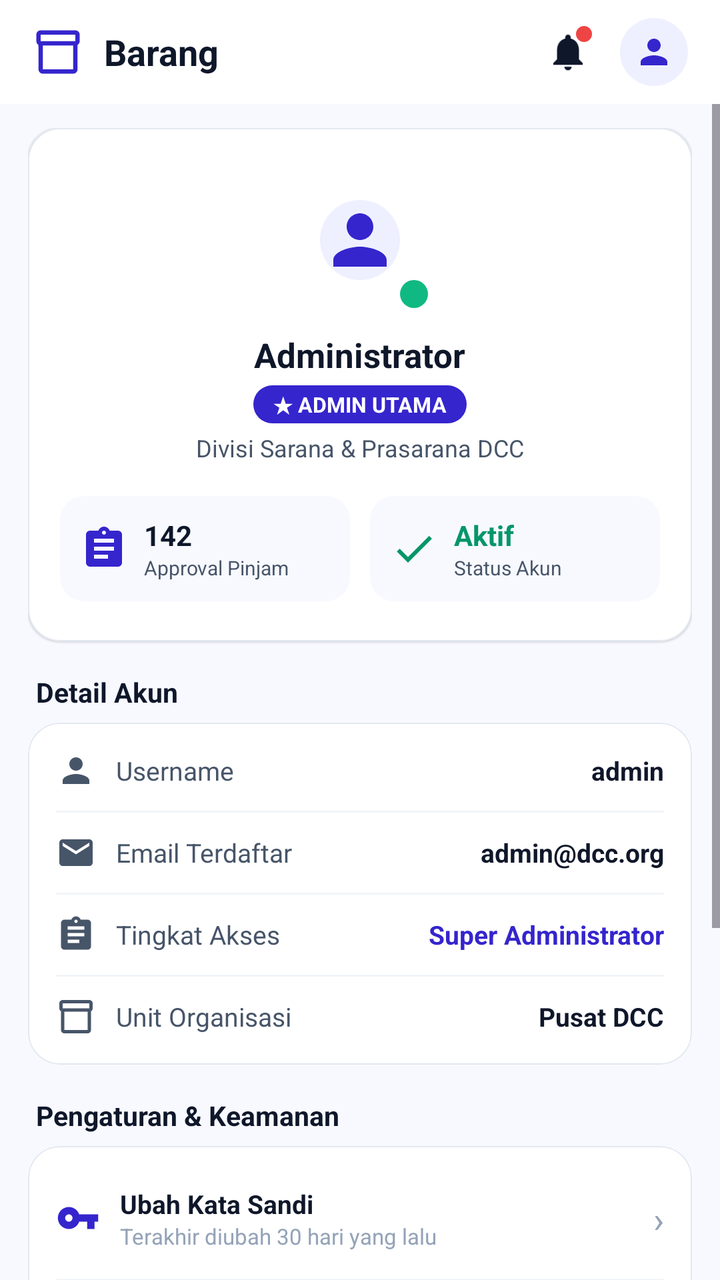
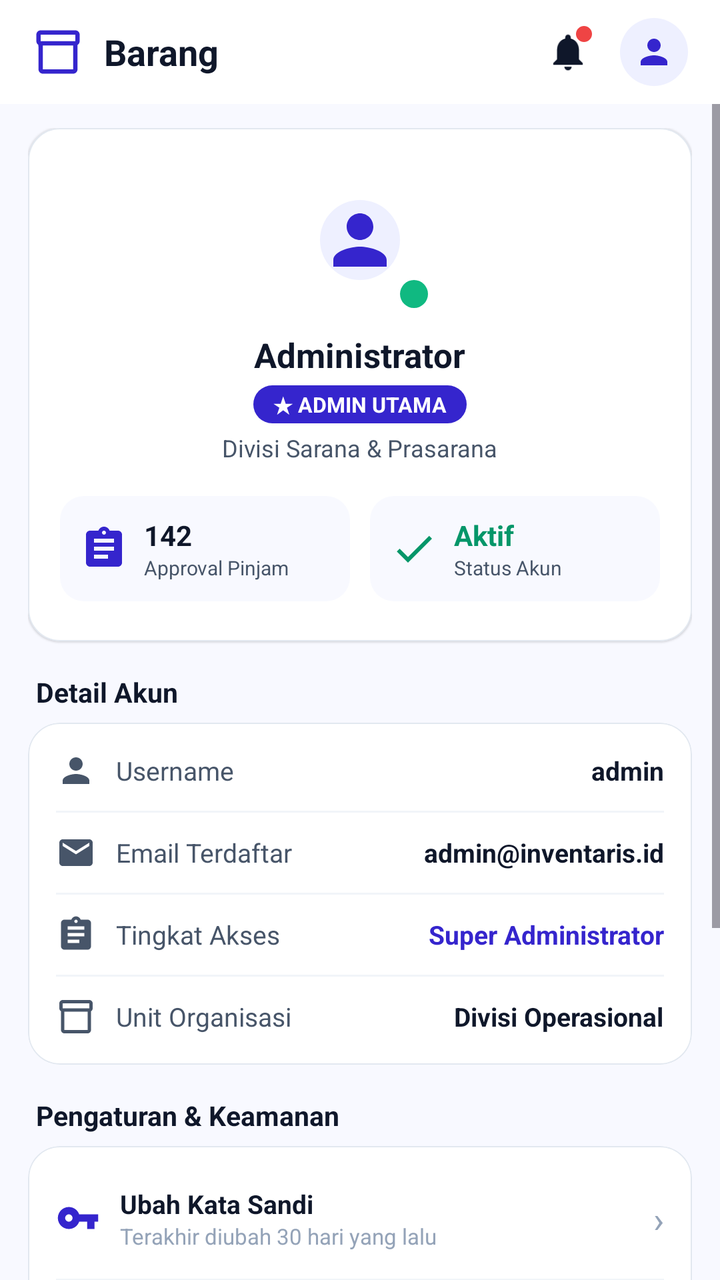

An Android layout rendered at two revisions. The XML below is the earlier revision; the diff shows what the commit changed to produce the second picture.
<!-- AndroidManifest.xml: application theme Theme.InventarisBarang -->
<!-- res/layout/fragment_profil.xml -->
<?xml version="1.0" encoding="utf-8"?>
<LinearLayout xmlns:android="http://schemas.android.com/apk/res/android"
    xmlns:app="http://schemas.android.com/apk/res-auto"
    android:layout_width="match_parent"
    android:layout_height="match_parent"
    android:background="@color/background"
    android:orientation="vertical">

    
    <include
        android:id="@+id/topBar"
        layout="@layout/layout_top_bar" />

    <ScrollView
        android:layout_width="match_parent"
        android:layout_height="match_parent"
        android:fillViewport="true"
        android:overScrollMode="never">

        <LinearLayout
            android:layout_width="match_parent"
            android:layout_height="wrap_content"
            android:orientation="vertical"
            android:paddingStart="14dp"
            android:paddingTop="12dp"
            android:paddingEnd="14dp"
            android:paddingBottom="90dp">

            
            <com.google.android.material.card.MaterialCardView
                android:layout_width="match_parent"
                android:layout_height="wrap_content"
                app:cardBackgroundColor="@color/surface"
                app:cardCornerRadius="16dp"
                app:cardElevation="0.5dp"
                app:strokeColor="@color/border"
                app:strokeWidth="0.8dp">

                <LinearLayout
                    android:layout_width="match_parent"
                    android:layout_height="wrap_content"
                    android:gravity="center"
                    android:orientation="vertical"
                    android:paddingTop="20dp"
                    android:paddingBottom="20dp"
                    android:paddingStart="16dp"
                    android:paddingEnd="16dp">

                    
                    <FrameLayout
                        android:layout_width="72dp"
                        android:layout_height="72dp">

                        <com.google.android.material.imageview.ShapeableImageView
                            android:id="@+id/ivAvatar"
                            android:layout_width="72dp"
                            android:layout_height="72dp"
                            android:background="@drawable/circle_icon_bg"
                            android:backgroundTint="@color/primary_light"
                            android:contentDescription="Avatar"
                            android:padding="16dp"
                            android:src="@drawable/ic_person"
                            app:shapeAppearanceOverlay="@style/ShapeAppearance.Material3.Corner.Full"
                            app:tint="@color/primary" />

                        
                        <View
                            android:layout_width="14dp"
                            android:layout_height="14dp"
                            android:layout_gravity="bottom|end"
                            android:layout_marginEnd="2dp"
                            android:layout_marginBottom="2dp"
                            android:background="@drawable/circle_icon_bg"
                            android:backgroundTint="#10B981" />
                    </FrameLayout>

                    <TextView
                        android:id="@+id/tvNama"
                        android:layout_width="wrap_content"
                        android:layout_height="wrap_content"
                        android:layout_marginTop="10dp"
                        android:text="Administrator"
                        android:textColor="@color/text_primary"
                        android:textSize="17sp"
                        android:textStyle="bold" />

                    <TextView
                        android:id="@+id/tvRoleBadge"
                        android:layout_width="wrap_content"
                        android:layout_height="wrap_content"
                        android:layout_marginTop="4dp"
                        android:background="@drawable/badge_background"
                        android:backgroundTint="@color/primary"
                        android:paddingStart="10dp"
                        android:paddingTop="2dp"
                        android:paddingEnd="10dp"
                        android:paddingBottom="2dp"
                        android:text="★ ADMIN UTAMA"
                        android:textColor="@color/white"
                        android:textSize="10.5sp"
                        android:textStyle="bold" />

                    <TextView
                        android:id="@+id/tvDivisiHeader"
                        android:layout_width="wrap_content"
                        android:layout_height="wrap_content"
                        android:layout_marginTop="4dp"
                        android:text="Divisi Sarana &amp; Prasarana DCC"
                        android:textColor="@color/text_secondary"
                        android:textSize="12sp" />

                    
                    <LinearLayout
                        android:layout_width="match_parent"
                        android:layout_height="wrap_content"
                        android:layout_marginTop="16dp"
                        android:orientation="horizontal">

                        
                        <LinearLayout
                            android:layout_width="0dp"
                            android:layout_height="wrap_content"
                            android:layout_marginEnd="5dp"
                            android:layout_weight="1"
                            android:background="@drawable/badge_background"
                            android:backgroundTint="@color/background"
                            android:gravity="center_vertical"
                            android:orientation="horizontal"
                            android:padding="10dp">

                            <ImageView
                                android:layout_width="24dp"
                                android:layout_height="24dp"
                                android:src="@drawable/ic_assignment"
                                app:tint="@color/primary" />

                            <LinearLayout
                                android:layout_width="wrap_content"
                                android:layout_height="wrap_content"
                                android:layout_marginStart="8dp"
                                android:orientation="vertical">

                                <TextView
                                    android:id="@+id/tvTotalApproval"
                                    android:layout_width="wrap_content"
                                    android:layout_height="wrap_content"
                                    android:text="142"
                                    android:textColor="@color/text_primary"
                                    android:textSize="14sp"
                                    android:textStyle="bold" />

                                <TextView
                                    android:layout_width="wrap_content"
                                    android:layout_height="wrap_content"
                                    android:text="Approval Pinjam"
                                    android:textColor="@color/text_secondary"
                                    android:textSize="10sp" />
                            </LinearLayout>
                        </LinearLayout>

                        
                        <LinearLayout
                            android:layout_width="0dp"
                            android:layout_height="wrap_content"
                            android:layout_marginStart="5dp"
                            android:layout_weight="1"
                            android:background="@drawable/badge_background"
                            android:backgroundTint="@color/background"
                            android:gravity="center_vertical"
                            android:orientation="horizontal"
                            android:padding="10dp">

                            <ImageView
                                android:layout_width="24dp"
                                android:layout_height="24dp"
                                android:src="@drawable/ic_check"
                                app:tint="#059669" />

                            <LinearLayout
                                android:layout_width="wrap_content"
                                android:layout_height="wrap_content"
                                android:layout_marginStart="8dp"
                                android:orientation="vertical">

                                <TextView
                                    android:layout_width="wrap_content"
                                    android:layout_height="wrap_content"
                                    android:text="Aktif"
                                    android:textColor="#059669"
                                    android:textSize="14sp"
                                    android:textStyle="bold" />

                                <TextView
                                    android:layout_width="wrap_content"
                                    android:layout_height="wrap_content"
                                    android:text="Status Akun"
                                    android:textColor="@color/text_secondary"
                                    android:textSize="10sp" />
                            </LinearLayout>
                        </LinearLayout>
                    </LinearLayout>

                </LinearLayout>
            </com.google.android.material.card.MaterialCardView>

            
            <TextView
                android:layout_width="wrap_content"
                android:layout_height="wrap_content"
                android:layout_marginStart="4dp"
                android:layout_marginTop="16dp"
                android:layout_marginBottom="6dp"
                android:text="Detail Akun"
                android:textColor="@color/text_primary"
                android:textSize="13.5sp"
                android:textStyle="bold" />

            <com.google.android.material.card.MaterialCardView
                android:layout_width="match_parent"
                android:layout_height="wrap_content"
                app:cardBackgroundColor="@color/surface"
                app:cardCornerRadius="16dp"
                app:cardElevation="0.5dp"
                app:strokeColor="@color/border"
                app:strokeWidth="0.8dp">

                <LinearLayout
                    android:layout_width="match_parent"
                    android:layout_height="wrap_content"
                    android:orientation="vertical"
                    android:padding="14dp">

                    
                    <LinearLayout
                        android:layout_width="match_parent"
                        android:layout_height="wrap_content"
                        android:gravity="center_vertical"
                        android:orientation="horizontal">

                        <ImageView
                            android:layout_width="20dp"
                            android:layout_height="20dp"
                            android:src="@drawable/ic_person"
                            app:tint="@color/text_secondary" />

                        <TextView
                            android:layout_width="0dp"
                            android:layout_height="wrap_content"
                            android:layout_marginStart="10dp"
                            android:layout_weight="1"
                            android:text="Username"
                            android:textColor="@color/text_secondary"
                            android:textSize="13sp" />

                        <TextView
                            android:id="@+id/tvUsername"
                            android:layout_width="wrap_content"
                            android:layout_height="wrap_content"
                            android:text="admin"
                            android:textColor="@color/text_primary"
                            android:textSize="13sp"
                            android:textStyle="bold" />
                    </LinearLayout>

                    <View
                        android:layout_width="match_parent"
                        android:layout_height="1dp"
                        android:layout_marginTop="10dp"
                        android:layout_marginBottom="10dp"
                        android:background="#F1F5F9" />

                    
                    <LinearLayout
                        android:layout_width="match_parent"
                        android:layout_height="wrap_content"
                        android:gravity="center_vertical"
                        android:orientation="horizontal">

                        <ImageView
                            android:layout_width="20dp"
                            android:layout_height="20dp"
                            android:src="@drawable/ic_mail"
                            app:tint="@color/text_secondary" />

                        <TextView
                            android:layout_width="0dp"
                            android:layout_height="wrap_content"
                            android:layout_marginStart="10dp"
                            android:layout_weight="1"
                            android:text="Email Terdaftar"
                            android:textColor="@color/text_secondary"
                            android:textSize="13sp" />

                        <TextView
                            android:id="@+id/tvEmail"
                            android:layout_width="wrap_content"
                            android:layout_height="wrap_content"
                            android:text="admin@dcc.org"
                            android:textColor="@color/text_primary"
                            android:textSize="13sp"
                            android:textStyle="bold" />
                    </LinearLayout>

                    <View
                        android:layout_width="match_parent"
                        android:layout_height="1dp"
                        android:layout_marginTop="10dp"
                        android:layout_marginBottom="10dp"
                        android:background="#F1F5F9" />

                    
                    <LinearLayout
                        android:layout_width="match_parent"
                        android:layout_height="wrap_content"
                        android:gravity="center_vertical"
                        android:orientation="horizontal">

                        <ImageView
                            android:layout_width="20dp"
                            android:layout_height="20dp"
                            android:src="@drawable/ic_assignment"
                            app:tint="@color/text_secondary" />

                        <TextView
                            android:layout_width="0dp"
                            android:layout_height="wrap_content"
                            android:layout_marginStart="10dp"
                            android:layout_weight="1"
                            android:text="Tingkat Akses"
                            android:textColor="@color/text_secondary"
                            android:textSize="13sp" />

                        <TextView
                            android:id="@+id/tvRole"
                            android:layout_width="wrap_content"
                            android:layout_height="wrap_content"
                            android:text="Super Administrator"
                            android:textColor="@color/primary"
                            android:textSize="13sp"
                            android:textStyle="bold" />
                    </LinearLayout>

                    <View
                        android:layout_width="match_parent"
                        android:layout_height="1dp"
                        android:layout_marginTop="10dp"
                        android:layout_marginBottom="10dp"
                        android:background="#F1F5F9" />

                    
                    <LinearLayout
                        android:layout_width="match_parent"
                        android:layout_height="wrap_content"
                        android:gravity="center_vertical"
                        android:orientation="horizontal">

                        <ImageView
                            android:layout_width="20dp"
                            android:layout_height="20dp"
                            android:src="@drawable/ic_inventory"
                            app:tint="@color/text_secondary" />

                        <TextView
                            android:layout_width="0dp"
                            android:layout_height="wrap_content"
                            android:layout_marginStart="10dp"
                            android:layout_weight="1"
                            android:text="Unit Organisasi"
                            android:textColor="@color/text_secondary"
                            android:textSize="13sp" />

                        <TextView
                            android:id="@+id/tvDivisiDetail"
                            android:layout_width="wrap_content"
                            android:layout_height="wrap_content"
                            android:text="Pusat DCC"
                            android:textColor="@color/text_primary"
                            android:textSize="13sp"
                            android:textStyle="bold" />
                    </LinearLayout>
                </LinearLayout>
            </com.google.android.material.card.MaterialCardView>

            
            <TextView
                android:layout_width="wrap_content"
                android:layout_height="wrap_content"
                android:layout_marginStart="4dp"
                android:layout_marginTop="16dp"
                android:layout_marginBottom="6dp"
                android:text="Pengaturan &amp; Keamanan"
                android:textColor="@color/text_primary"
                android:textSize="13.5sp"
                android:textStyle="bold" />

            <com.google.android.material.card.MaterialCardView
                android:layout_width="match_parent"
                android:layout_height="wrap_content"
                app:cardBackgroundColor="@color/surface"
                app:cardCornerRadius="16dp"
                app:cardElevation="0.5dp"
                app:strokeColor="@color/border"
                app:strokeWidth="0.8dp">

                <LinearLayout
                    android:layout_width="match_parent"
                    android:layout_height="wrap_content"
                    android:orientation="vertical"
                    android:padding="14dp">

                    
                    <LinearLayout
                        android:id="@+id/btnMenuUbahPassword"
                        android:layout_width="match_parent"
                        android:layout_height="wrap_content"
                        android:background="?android:attr/selectableItemBackground"
                        android:clickable="true"
                        android:focusable="true"
                        android:gravity="center_vertical"
                        android:orientation="horizontal"
                        android:paddingTop="6dp"
                        android:paddingBottom="6dp">

                        <ImageView
                            android:layout_width="22dp"
                            android:layout_height="22dp"
                            android:src="@drawable/ic_key"
                            app:tint="@color/primary" />

                        <LinearLayout
                            android:layout_width="0dp"
                            android:layout_height="wrap_content"
                            android:layout_marginStart="10dp"
                            android:layout_weight="1"
                            android:orientation="vertical">

                            <TextView
                                android:layout_width="wrap_content"
                                android:layout_height="wrap_content"
                                android:text="Ubah Kata Sandi"
                                android:textColor="@color/text_primary"
                                android:textSize="13sp"
                                android:textStyle="bold" />

                            <TextView
                                android:layout_width="wrap_content"
                                android:layout_height="wrap_content"
                                android:text="Terakhir diubah 30 hari yang lalu"
                                android:textColor="@color/text_muted"
                                android:textSize="11sp" />
                        </LinearLayout>

                        <TextView
                            android:layout_width="wrap_content"
                            android:layout_height="wrap_content"
                            android:text="›"
                            android:textColor="@color/text_muted"
                            android:textSize="18sp" />
                    </LinearLayout>

                    <View
                        android:layout_width="match_parent"
                        android:layout_height="1dp"
                        android:layout_marginTop="8dp"
                        android:layout_marginBottom="8dp"
                        android:background="#F1F5F9" />

                    
                    <LinearLayout
                        android:id="@+id/btnMenuNotifikasi"
                        android:layout_width="match_parent"
                        android:layout_height="wrap_content"
                        android:background="?android:attr/selectableItemBackground"
                        android:clickable="true"
                        android:focusable="true"
                        android:gravity="center_vertical"
                        android:orientation="horizontal"
                        android:paddingTop="6dp"
                        android:paddingBottom="6dp">

                        <ImageView
                            android:layout_width="22dp"
                            android:layout_height="22dp"
                            android:src="@drawable/ic_notifications"
                            app:tint="@color/primary" />

                        <LinearLayout
                            android:layout_width="0dp"
                            android:layout_height="wrap_content"
                            android:layout_marginStart="10dp"
                            android:layout_weight="1"
                            android:orientation="vertical">

                            <TextView
                                android:layout_width="wrap_content"
                                android:layout_height="wrap_content"
                                android:text="Notifikasi Sistem"
                                android:textColor="@color/text_primary"
                                android:textSize="13sp"
                                android:textStyle="bold" />

                            <TextView
                                android:layout_width="wrap_content"
                                android:layout_height="wrap_content"
                                android:text="Pengingat pengembalian barang"
                                android:textColor="@color/text_muted"
                                android:textSize="11sp" />
                        </LinearLayout>

                        <TextView
                            android:layout_width="wrap_content"
                            android:layout_height="wrap_content"
                            android:text="›"
                            android:textColor="@color/text_muted"
                            android:textSize="18sp" />
                    </LinearLayout>
                </LinearLayout>
            </com.google.android.material.card.MaterialCardView>

            
            <com.google.android.material.button.MaterialButton
                android:id="@+id/btnLogout"
                style="@style/Widget.Material3.Button.TonalButton"
                android:layout_width="match_parent"
                android:layout_height="48dp"
                android:layout_marginTop="20dp"
                android:backgroundTint="#FEE2E2"
                android:text="←  Keluar dari Akun"
                android:textColor="#DC2626"
                android:textSize="13.5sp"
                android:textStyle="bold"
                app:cornerRadius="14dp" />

            
            <TextView
                android:layout_width="match_parent"
                android:layout_height="wrap_content"
                android:layout_marginTop="12dp"
                android:gravity="center"
                android:text="Versi Inventaris 2.4.1 (Build 408)"
                android:textColor="@color/text_muted"
                android:textSize="11sp" />

        </LinearLayout>
    </ScrollView>
</LinearLayout>
<!-- res/layout/layout_top_bar.xml (included above) -->
<?xml version="1.0" encoding="utf-8"?>
<LinearLayout xmlns:android="http://schemas.android.com/apk/res/android"
    xmlns:app="http://schemas.android.com/apk/res-auto"
    android:id="@+id/topBarRoot"
    android:layout_width="match_parent"
    android:layout_height="52dp"
    android:background="@color/surface"
    android:gravity="center_vertical"
    android:orientation="horizontal"
    android:paddingStart="16dp"
    android:paddingEnd="16dp">

    <ImageView
        android:id="@+id/ivModuleIcon"
        android:layout_width="26dp"
        android:layout_height="26dp"
        android:contentDescription="Module Icon"
        android:src="@drawable/ic_inventory"
        app:tint="@color/primary" />

    <TextView
        android:id="@+id/tvModuleTitle"
        android:layout_width="0dp"
        android:layout_height="wrap_content"
        android:layout_marginStart="10dp"
        android:layout_weight="1"
        android:text="Barang"
        android:textColor="@color/text_primary"
        android:textSize="18sp"
        android:textStyle="bold" />

    
    <FrameLayout
        android:id="@+id/btnNotification"
        android:layout_width="36dp"
        android:layout_height="36dp"
        android:background="?android:attr/selectableItemBackgroundBorderless"
        android:clickable="true"
        android:focusable="true">

        <ImageView
            android:layout_width="22dp"
            android:layout_height="22dp"
            android:layout_gravity="center"
            android:contentDescription="Notifikasi"
            android:src="@drawable/ic_notifications"
            app:tint="@color/text_primary" />

        <View
            android:id="@+id/dotNotification"
            android:layout_width="8dp"
            android:layout_height="8dp"
            android:layout_gravity="top|end"
            android:layout_marginTop="5dp"
            android:layout_marginEnd="6dp"
            android:background="@drawable/badge_background"
            android:backgroundTint="#EF4444" />
    </FrameLayout>

    
    <FrameLayout
        android:id="@+id/btnTopProfile"
        android:layout_width="34dp"
        android:layout_height="34dp"
        android:layout_marginStart="8dp"
        android:background="@drawable/circle_icon_bg"
        android:backgroundTint="@color/primary_light"
        android:clickable="true"
        android:focusable="true">

        <ImageView
            android:id="@+id/ivTopAvatar"
            android:layout_width="20dp"
            android:layout_height="20dp"
            android:layout_gravity="center"
            android:contentDescription="Profil"
            android:src="@drawable/ic_person"
            app:tint="@color/primary" />
    </FrameLayout>
</LinearLayout>
<!-- resources referenced by this layout -->
<resources>
  <color name="background">#F8F9FF</color>
  <color name="border">#E2E8F0</color>
  <color name="primary">#3525CD</color>
  <color name="primary_light">#EEF0FF</color>
  <color name="surface">#FFFFFF</color>
  <color name="text_muted">#94A3B8</color>
  <color name="text_primary">#0F172A</color>
  <color name="text_secondary">#475569</color>
  <color name="white">#FFFFFFFF</color>
  <!-- drawable badge_background (drawable) -->
  <?xml version="1.0" encoding="utf-8"?>
  <shape xmlns:android="http://schemas.android.com/apk/res/android"
      android:shape="rectangle">
      <corners android:radius="12dp" />
      <solid android:color="#F1F5F9" />
  </shape>
  <!-- drawable circle_icon_bg (drawable) -->
  <?xml version="1.0" encoding="utf-8"?>
  <shape xmlns:android="http://schemas.android.com/apk/res/android"
      android:shape="oval">
      <solid android:color="#EEF2FF" />
  </shape>
  <!-- drawable ic_check (drawable) -->
  <vector xmlns:android="http://schemas.android.com/apk/res/android"
      android:width="24dp"
      android:height="24dp"
      android:viewportWidth="24"
      android:viewportHeight="24">
    <path
        android:fillColor="#FFFFFFFF"
        android:pathData="M9,16.17L4.83,12l-1.42,1.41L9,19 21,7l-1.41,-1.41z"/>
  </vector>
  <!-- drawable ic_mail (drawable) -->
  <vector xmlns:android="http://schemas.android.com/apk/res/android"
      android:width="24dp"
      android:height="24dp"
      android:viewportWidth="24"
      android:viewportHeight="24">
    <path
        android:fillColor="#FF8A6D55"
        android:pathData="M20,4H4c-1.1,0 -1.99,0.9 -1.99,2L2,18c0,1.1 0.9,2 2,2h16c1.1,0 2,-0.9 2,-2V6c0,-1.1 -0.9,-2 -2,-2zm0,4l-8,5 -8,-5V6l8,5 8,-5v2z"/>
  </vector>
  <!-- drawable ic_person (drawable) -->
  <vector xmlns:android="http://schemas.android.com/apk/res/android"
      android:width="24dp"
      android:height="24dp"
      android:viewportWidth="24"
      android:viewportHeight="24">
    <path
        android:fillColor="#FF1E40AF"
        android:pathData="M12,12c2.21,0 4,-1.79 4,-4s-1.79,-4 -4,-4 -4,1.79 -4,4 1.79,4 4,4zm0,2c-2.67,0 -8,1.34 -8,4v2h16v-2c0,-2.66 -5.33,-4 -8,-4z"/>
  </vector>
  <style name="Theme.InventarisBarang" parent="Base.Theme.InventarisBarang" />
  <style name="Base.Theme.InventarisBarang" parent="Theme.Material3.DayNight.NoActionBar">
          <item name="colorPrimary">@color/primary</item>
          <item name="colorPrimaryDark">@color/primary_dark</item>
          <item name="colorSecondary">@color/secondary</item>
          <item name="colorError">@color/error</item>
          <item name="android:statusBarColor">@color/canvas_background</item>
          <item name="android:navigationBarColor">@color/canvas_background</item>
          <item name="android:windowBackground">@color/canvas_background</item>
          <item name="android:windowLightStatusBar">true</item>
          <item name="android:windowLightNavigationBar" tools:targetApi="o_mr1">true</item>
      </style>
  <color name="primary_dark">#2415A5</color>
  <color name="secondary">#006C49</color>
  <color name="error">#BA1A1A</color>
  <color name="canvas_background">#F8F9FF</color>
  <!-- unchanged entries left out for length: 4 -->
</resources>

<!-- the commit's change to res/layout/fragment_profil.xml (unified diff, before → after) -->
@@ -105,7 +105,7 @@
                         android:layout_width="wrap_content"
                         android:layout_height="wrap_content"
                         android:layout_marginTop="4dp"
-                        android:text="Divisi Sarana &amp; Prasarana DCC"
+                        android:text="Divisi Sarana &amp; Prasarana"
                         android:textColor="@color/text_secondary"
                         android:textSize="12sp" />
 
@@ -295,7 +295,7 @@
                             android:id="@+id/tvEmail"
                             android:layout_width="wrap_content"
                             android:layout_height="wrap_content"
-                            android:text="admin@dcc.org"
+                            android:text="admin@inventaris.id"
                             android:textColor="@color/text_primary"
                             android:textSize="13sp"
                             android:textStyle="bold" />
@@ -373,7 +373,7 @@
                             android:id="@+id/tvDivisiDetail"
                             android:layout_width="wrap_content"
                             android:layout_height="wrap_content"
-                            android:text="Pusat DCC"
+                            android:text="Divisi Operasional"
                             android:textColor="@color/text_primary"
                             android:textSize="13sp"
                             android:textStyle="bold" />
<!-- resource entries referenced after the edit -->
@@ -63,11 +63,19 @@
           <item name="android:windowBackground">@color/canvas_background</item>
           <item name="android:windowLightStatusBar">true</item>
           <item name="android:windowLightNavigationBar" tools:targetApi="o_mr1">true</item>
+  
+          
+          <item name="materialAlertDialogTheme">@style/ThemeOverlay.App.MaterialAlertDialog</item>
+          <item name="alertDialogTheme">@style/ThemeOverlay.App.MaterialAlertDialog</item>
       </style>
   <color name="primary_dark">#2415A5</color>
   <color name="secondary">#006C49</color>
   <color name="error">#BA1A1A</color>
   <color name="canvas_background">#F8F9FF</color>
+  <style name="ThemeOverlay.App.MaterialAlertDialog" parent="ThemeOverlay.Material3.MaterialAlertDialog">
+          <item name="colorSurface">@color/white</item>
+          <item name="shapeAppearanceOverlay">@style/ShapeAppearance.Material3.Corner.Large</item>
+      </style>
   <!-- unchanged entries left out for length: 4 -->
 </resources>
 
